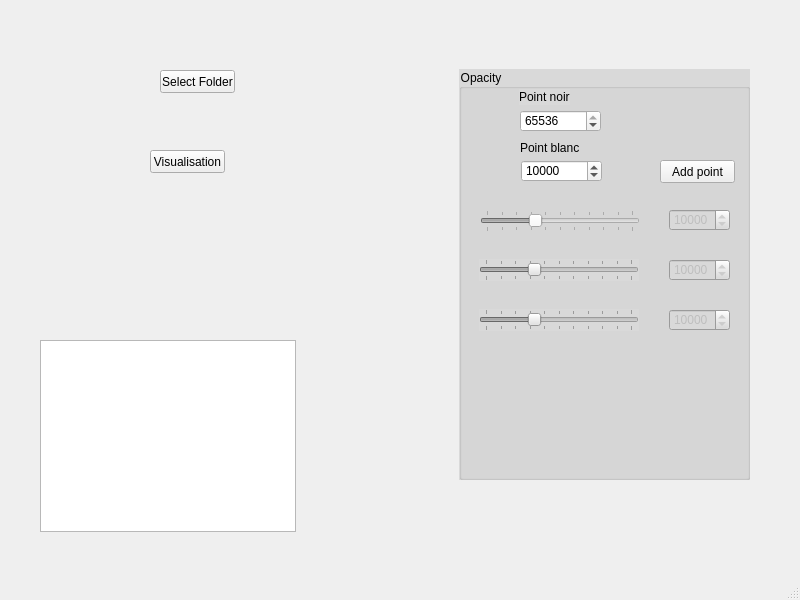
Qt form user_interface.ui (Olam1/ProjetMulti) before a commit.
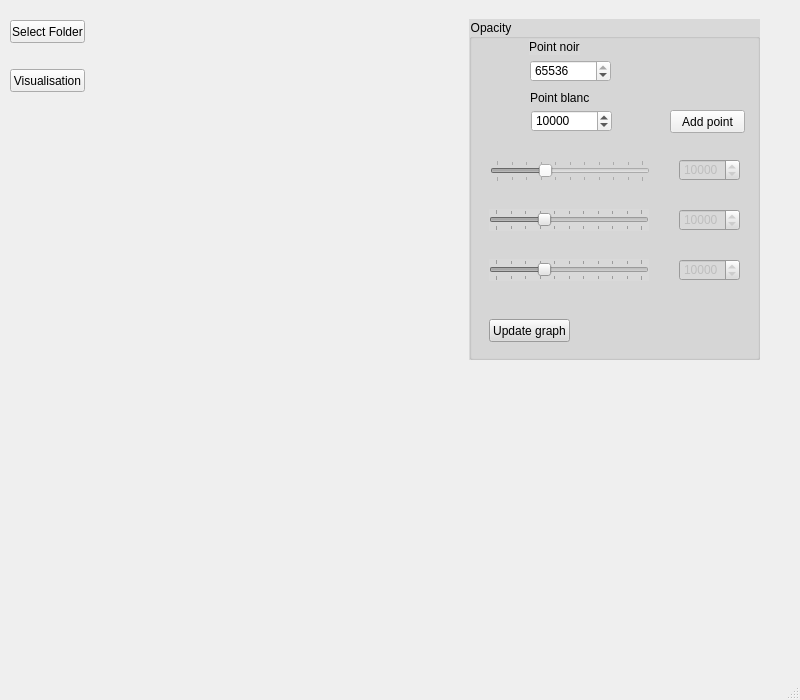
The same form after that commit.

The edit to the form file:
```diff
--- a/user_interface.ui
+++ b/user_interface.ui
@@ -10,19 +10,19 @@
     <x>0</x>
     <y>0</y>
     <width>800</width>
-    <height>600</height>
+    <height>700</height>
    </rect>
   </property>
   <property name="minimumSize">
    <size>
     <width>800</width>
-    <height>600</height>
+    <height>700</height>
    </size>
   </property>
   <property name="maximumSize">
    <size>
     <width>800</width>
-    <height>600</height>
+    <height>700</height>
    </size>
   </property>
   <property name="cursor">
@@ -35,8 +35,8 @@
    <widget class="QPushButton" name="launch">
     <property name="geometry">
      <rect>
-      <x>150</x>
-      <y>150</y>
+      <x>10</x>
+      <y>69</y>
       <width>75</width>
       <height>23</height>
      </rect>
@@ -51,8 +51,8 @@
    <widget class="QLabel" name="warning_text_launch">
     <property name="geometry">
      <rect>
-      <x>250</x>
-      <y>151</y>
+      <x>110</x>
+      <y>70</y>
       <width>161</width>
       <height>20</height>
      </rect>
@@ -71,8 +71,8 @@
    <widget class="QSpinBox" name="spinBox_white_point">
     <property name="geometry">
      <rect>
-      <x>521</x>
-      <y>160</y>
+      <x>531</x>
+      <y>110</y>
       <width>81</width>
       <height>22</height>
      </rect>
@@ -90,8 +90,8 @@
    <widget class="QLabel" name="label_4">
     <property name="geometry">
      <rect>
-      <x>520</x>
-      <y>140</y>
+      <x>530</x>
+      <y>90</y>
       <width>61</width>
       <height>16</height>
      </rect>
@@ -103,8 +103,8 @@
    <widget class="QPushButton" name="select_file">
     <property name="geometry">
      <rect>
-      <x>160</x>
-      <y>70</y>
+      <x>10</x>
+      <y>20</y>
       <width>75</width>
       <height>23</height>
      </rect>
@@ -116,8 +116,8 @@
    <widget class="QLabel" name="warning_text_select_file">
     <property name="geometry">
      <rect>
-      <x>250</x>
-      <y>70</y>
+      <x>100</x>
+      <y>20</y>
       <width>161</width>
       <height>20</height>
      </rect>
@@ -133,21 +133,11 @@
      <string/>
     </property>
    </widget>
-   <widget class="QGraphicsView" name="graphicsView">
-    <property name="geometry">
-     <rect>
-      <x>40</x>
-      <y>340</y>
-      <width>256</width>
-      <height>192</height>
-     </rect>
-    </property>
-   </widget>
    <widget class="QPushButton" name="add_point">
     <property name="geometry">
      <rect>
-      <x>660</x>
-      <y>160</y>
+      <x>670</x>
+      <y>110</y>
       <width>75</width>
       <height>23</height>
      </rect>
@@ -162,8 +152,8 @@
     </property>
     <property name="geometry">
      <rect>
-      <x>480</x>
-      <y>210</y>
+      <x>490</x>
+      <y>160</y>
       <width>160</width>
       <height>22</height>
      </rect>
@@ -193,8 +183,8 @@
    <widget class="QSpinBox" name="spinBox_black_point">
     <property name="geometry">
      <rect>
-      <x>520</x>
-      <y>110</y>
+      <x>530</x>
+      <y>60</y>
       <width>81</width>
       <height>22</height>
      </rect>
@@ -212,10 +202,10 @@
    <widget class="QGroupBox" name="groupBox">
     <property name="geometry">
      <rect>
-      <x>459</x>
-      <y>69</y>
+      <x>469</x>
+      <y>19</y>
       <width>291</width>
-      <height>411</height>
+      <height>341</height>
      </rect>
     </property>
     <property name="styleSheet">
@@ -359,20 +349,46 @@
       <number>10000</number>
      </property>
     </widget>
+    <widget class="QPushButton" name="update_graph">
+     <property name="geometry">
+      <rect>
+       <x>20</x>
+       <y>300</y>
+       <width>81</width>
+       <height>23</height>
+      </rect>
+     </property>
+     <property name="text">
+      <string>Update graph</string>
+     </property>
+    </widget>
    </widget>
    <widget class="QLabel" name="Label_loader">
     <property name="geometry">
      <rect>
-      <x>170</x>
-      <y>200</y>
-      <width>47</width>
-      <height>13</height>
+      <x>30</x>
+      <y>110</y>
+      <width>81</width>
+      <height>71</height>
      </rect>
     </property>
     <property name="text">
      <string/>
     </property>
    </widget>
+   <widget class="QWidget" name="content_plot" native="true">
+    <property name="geometry">
+     <rect>
+      <x>30</x>
+      <y>380</y>
+      <width>731</width>
+      <height>281</height>
+     </rect>
+    </property>
+    <property name="styleSheet">
+     <string notr="true"/>
+    </property>
+   </widget>
    <zorder>groupBox</zorder>
    <zorder>launch</zorder>
    <zorder>warning_text_launch</zorder>
```
Left out of the diff: 2 changed lines with no effect on the pictures.
